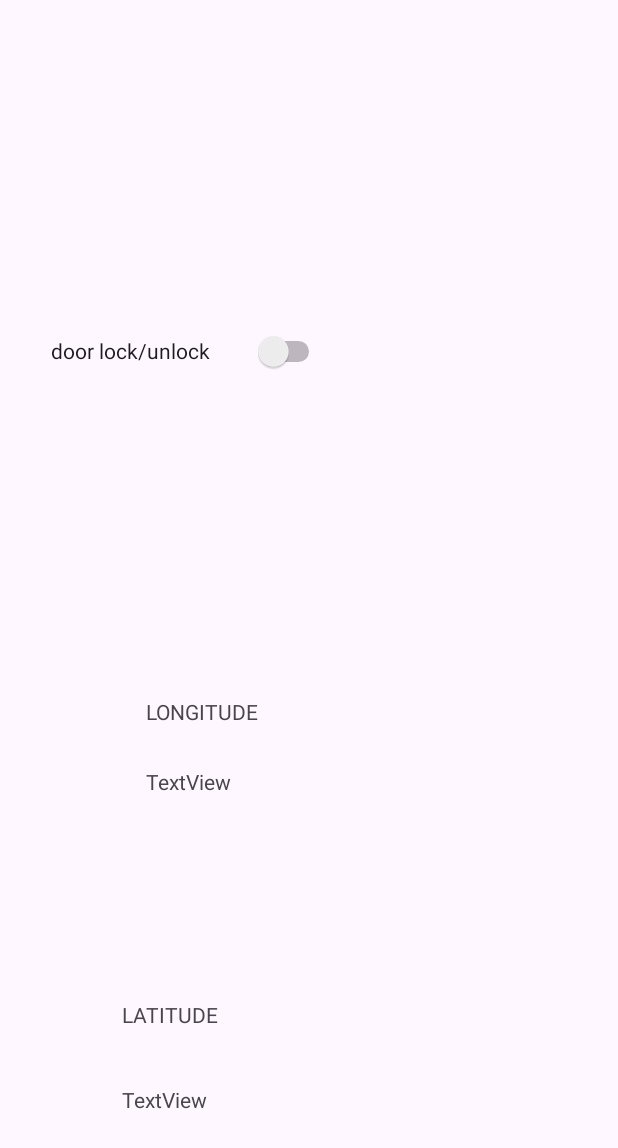
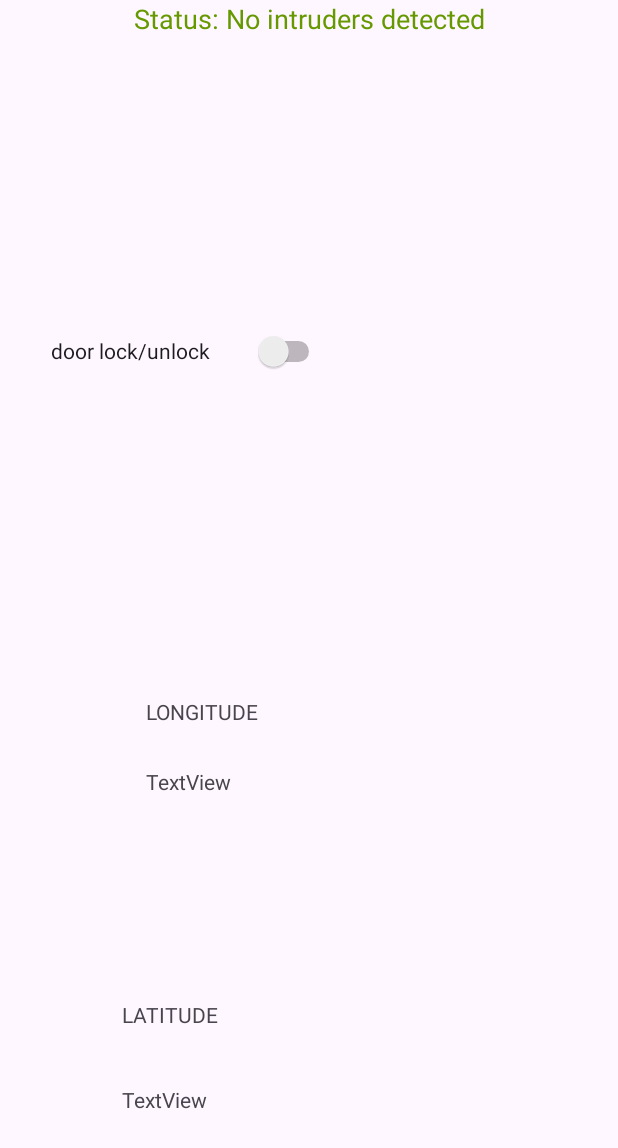
Before and after one commit to RajBhattacharyya/fictional-lamp, an Android app: the MonitorActivity screen opened directly, with no data from a screen before it, on a phone screen of 412 x 824 dp. Shown: the top 1148 px of the screen. Run offline under Robolectric (Android 15) with nearby library versions, the phone set to English and light mode, and no system bars; our stand-ins replace Firebase (no records; nobody signed in at launch, a user with empty details on screens opened directly).

Commit message:
added-intruder

```diff
--- a/app/src/main/AndroidManifest.xml
+++ b/app/src/main/AndroidManifest.xml
@@ -50,6 +50,10 @@
             android:name=".ImageCapture"
             android:exported="true">
         </activity>
+        <activity
+            android:name=".IntruderImageActivity"
+            android:exported="true">
+        </activity>
 
     </application>
 
--- a/app/src/main/java/com/example/myapplication/MonitorActivity.java
+++ b/app/src/main/java/com/example/myapplication/MonitorActivity.java
@@ -1,12 +1,15 @@
 package com.example.myapplication;
 
+import android.content.Intent;
 import android.content.pm.PackageManager;
 import android.location.Location;
 import android.os.Bundle;
+import android.view.View;
+import android.widget.Button;
 import android.widget.CompoundButton;
 import android.widget.Switch;
 import android.widget.TextView;
-
+import android.widget.Toast;
 import androidx.annotation.NonNull;
 import androidx.appcompat.app.AppCompatActivity;
 import androidx.core.app.ActivityCompat;
@@ -34,6 +37,9 @@ public class MonitorActivity extends AppCompatActivity {
     private DatabaseReference mChildReferenceStatusd;
     private FusedLocationProviderClient fusedLocationClient;
 
+    private TextView statusTextView;
+    private Button showImageButton;
+
     @Override
     protected void onCreate(Bundle savedInstanceState) {
         super.onCreate(savedInstanceState);
@@ -43,6 +49,8 @@ public class MonitorActivity extends AppCompatActivity {
         statusd = findViewById(R.id.door);
         latitudeTextView = findViewById(R.id.latitude);
         longitudeTextView = findViewById(R.id.longitude);
+        statusTextView= findViewById(R.id.status1);
+        showImageButton = findViewById(R.id.showImageButton);
 
         firebaseDatabase = FirebaseDatabase.getInstance();
         mRootReference = firebaseDatabase.getReference();
@@ -94,6 +102,17 @@ public class MonitorActivity extends AppCompatActivity {
                 mChildReferenceStatusd.setValue(status);
             }
         });
+
+        showImageButton.setOnClickListener(new View.OnClickListener() {
+            @Override
+            public void onClick(View v) {
+                // Start IntruderImageActivity to display the intruder image
+                Intent intent = new Intent(MonitorActivity.this, IntruderImageActivity.class);
+                startActivity(intent);
+            }
+        });
+
+        checkForIntruders();
     }
 
     private void getLocation() {
@@ -124,12 +143,44 @@ public class MonitorActivity extends AppCompatActivity {
         }, null);
     }
 
+    private void checkForIntruders() {
+        DatabaseReference intruderRef = FirebaseDatabase.getInstance().getReference().child("Intruder");
+        intruderRef.addValueEventListener(new ValueEventListener() {
+            @Override
+            public void onDataChange(@NonNull DataSnapshot dataSnapshot) {
+                String intruderStatus = dataSnapshot.getValue(String.class);
+                if (intruderStatus != null && intruderStatus.equals("ok")) {
+                    statusTextView.setText("Status: No intruders detected");
+                    statusTextView.setTextColor(getResources().getColor(android.R.color.holo_green_dark));
+                    showImageButton.setVisibility(View.GONE);
+                } else if (intruderStatus != null && intruderStatus.equals("detected")) {
+                    statusTextView.setText("Status: Intruders detected");
+                    statusTextView.setTextColor(getResources().getColor(android.R.color.holo_red_dark));
+                    showImageButton.setVisibility(View.VISIBLE);
+                }
+            }
+
+            @Override
+            public void onCancelled(@NonNull DatabaseError databaseError) {
+                // Handle errors
+                Toast.makeText(MonitorActivity.this, "Failed to check for intruders", Toast.LENGTH_SHORT).show();
+            }
+        });
+    }
+
     private void updateLocationUI(Location location) {
         if (location != null) {
             double latitude = location.getLatitude();
             double longitude = location.getLongitude();
             latitudeTextView.setText("Latitude: " + latitude);
             longitudeTextView.setText("Longitude: " + longitude);
+
+
+            mRootReference.child("lat").setValue(latitude);
+
+
+            mRootReference.child("long").setValue(longitude);
         }
     }
+
 }
--- a/app/src/main/res/layout/monitor.xml
+++ b/app/src/main/res/layout/monitor.xml
@@ -16,6 +16,31 @@
         app:layout_constraintStart_toStartOf="parent"
         app:layout_constraintTop_toTopOf="parent"
         app:layout_constraintVertical_bias="0.095" />
+
+    <TextView
+        android:id="@+id/status1"
+        android:layout_width="wrap_content"
+        android:layout_height="wrap_content"
+        android:text="Status: No intruders detected"
+        app:layout_constraintTop_toTopOf="parent"
+        app:layout_constraintStart_toStartOf="parent"
+        app:layout_constraintEnd_toEndOf="parent"
+        android:visibility="visible"
+        android:textAppearance="?android:textAppearanceMedium"
+        android:textColor="@android:color/holo_green_dark"
+        app:layout_constraintHorizontal_bias="0.5"
+        app:layout_constraintVertical_bias="0.3"/>
+
+    <Button
+        android:id="@+id/showImageButton"
+        android:layout_width="wrap_content"
+        android:layout_height="wrap_content"
+        android:text="Show Intruder Image"
+        android:visibility="gone"
+        app:layout_constraintTop_toBottomOf="@id/status"
+        app:layout_constraintStart_toStartOf="parent"
+        app:layout_constraintEnd_toEndOf="parent"
+        app:layout_constraintHorizontal_bias="0.5"/>
 
     <Switch
         android:id="@+id/door"
```
Also changed, not shown: app/src/main/java/com/example/myapplication/IntruderImageActivity.java (added, +22 -0 lines), app/src/main/res/layout/intruderimage.xml (added, +29 -0 lines).
